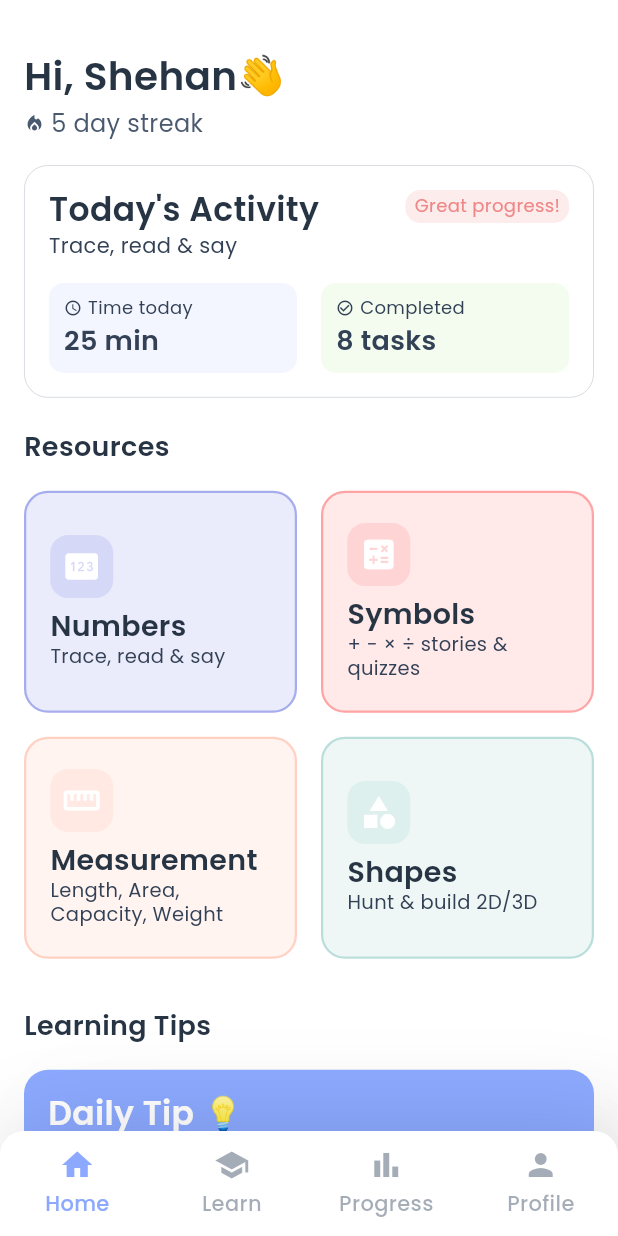
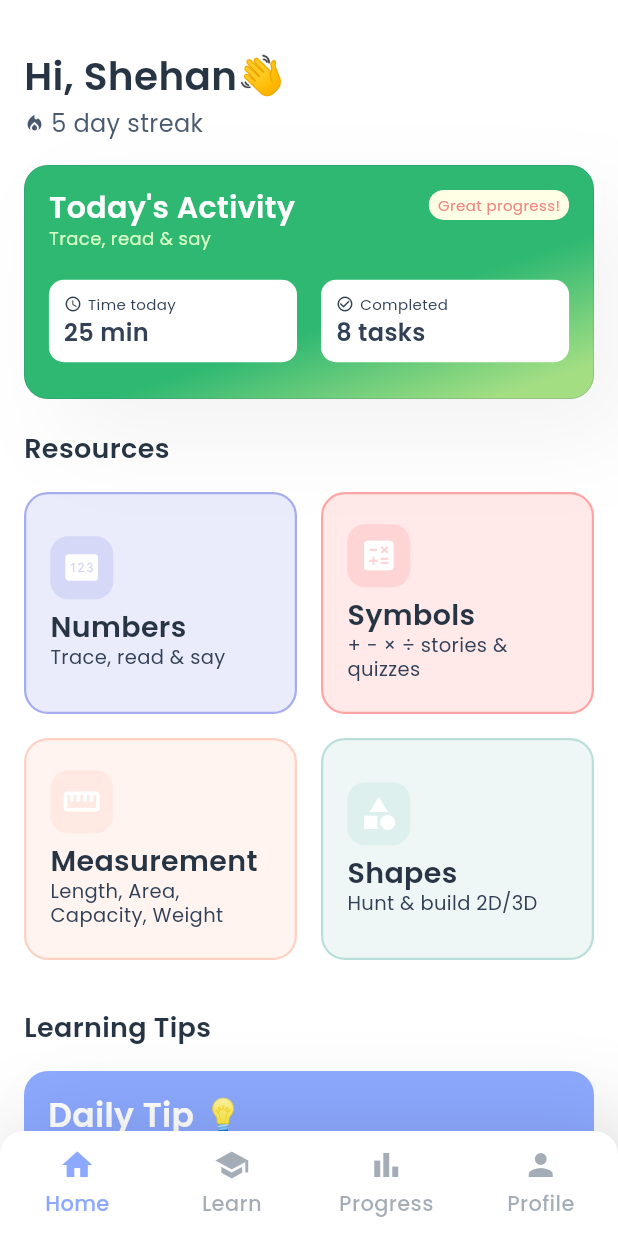
Before and after one commit to cynos28/ganithamithura, a Flutter app: the screen it shows after launch, on a phone screen of 412 x 824 dp. Run offline on Flutter 3.47's test engine with Material 3 defaults, Android fonts, the phone set to English and light mode, and no system bars; our stand-ins replace get, google_fonts, lottie, permission_handler, shared_preferences, speech_to_text.

Commit message:
today card progress

```diff
--- a/ganithamithura/lib/widgets/home/home_widgets.dart
+++ b/ganithamithura/lib/widgets/home/home_widgets.dart
@@ -107,13 +107,26 @@ class TodayActivityCard extends StatelessWidget {
   Widget build(BuildContext context) {
     return Container(
       width: double.infinity,
+      height: 156,
       decoration: BoxDecoration(
-        color: Colors.white,
-        border: Border.all(
-          color: const Color(AppColors.borderLight),
-          width: 0.6,
+        gradient: const LinearGradient(
+          begin: Alignment(0.50, 0.00),
+          end: Alignment(0.64, 1.00),
+          colors: [Color(0xFF2EB872), Color(0xFFA3DE83)],
         ),
         borderRadius: BorderRadius.circular(16),
+        border: Border.all(
+          width: 0.60,
+          color: const Color(0x3D49596D),
+        ),
+        boxShadow: const [
+          BoxShadow(
+            color: Color(0x0C000000),
+            blurRadius: 54,
+            offset: Offset(24, 26),
+            spreadRadius: 0,
+          ),
+        ],
       ),
       padding: const EdgeInsets.all(16),
       child: Column(
@@ -125,15 +138,16 @@ class TodayActivityCard extends StatelessWidget {
             crossAxisAlignment: CrossAxisAlignment.start,
             children: [
               // Title section
-              Column(
+              Expanded(
+                child: Column(
                   crossAxisAlignment: CrossAxisAlignment.start,
                   children: [
                     Text(
                       activityTitle,
                       style: const TextStyle(
-                      fontSize: 22,
+                        fontSize: 20,
                         fontWeight: FontWeight.w600,
-                      color: Color(AppColors.textBlack),
+                        color: Colors.white,
                         height: 1.2,
                       ),
                     ),
@@ -141,118 +155,140 @@ class TodayActivityCard extends StatelessWidget {
                     Text(
                       activitySubtitle,
                       style: const TextStyle(
-                      fontSize: 14,
+                        fontSize: 12,
                         fontWeight: FontWeight.w400,
-                      color: Color(AppColors.subText1),
-                      height: 1.3,
+                        color: Color(0xFFD9FFC5),
+                        height: 1.2,
                       ),
                     ),
                   ],
                 ),
+              ),
+              const SizedBox(width: 8),
               // Progress badge
               Container(
                 padding: const EdgeInsets.symmetric(horizontal: 6, vertical: 4),
                 decoration: BoxDecoration(
-                  color: const Color(AppColors.progressBadgeBg).withOpacity(0.16),
+                  color: const Color(0xFFFEFFE4),
                   borderRadius: BorderRadius.circular(10),
                 ),
                 child: Text(
                   progressBadge,
                   style: const TextStyle(
-                    fontSize: 12,
+                    fontSize: 10,
                     fontWeight: FontWeight.w400,
-                    color: Color(AppColors.progressBadgeText),
+                    color: Color(0xFFF08787),
                     height: 1.2,
                   ),
                 ),
               ),
             ],
           ),
-          const SizedBox(height: 16),
+          const SizedBox(height: 12),
           // Stats row
-          Row(
+          Expanded(
+            child: Row(
               children: [
                 // Time today card
                 Expanded(
-                child: _StatCard(
-                  icon: Icons.access_time,
-                  label: 'Time today',
-                  value: timeToday,
-                  backgroundColor: const Color(AppColors.timeCardBg).withOpacity(0.64),
+                  child: Container(
+                    padding: const EdgeInsets.all(10),
+                    decoration: BoxDecoration(
+                      color: Colors.white,
+                      borderRadius: BorderRadius.circular(10),
+                    ),
+                    child: Column(
+                      mainAxisSize: MainAxisSize.min,
+                      mainAxisAlignment: MainAxisAlignment.center,
+                      crossAxisAlignment: CrossAxisAlignment.start,
+                      children: [
+                        Row(
+                          children: [
+                            const Icon(
+                              Icons.access_time,
+                              size: 12,
+                              color: Color(0xFF334156),
+                            ),
+                            const SizedBox(width: 4),
+                            const Flexible(
+                              child: Text(
+                                'Time today',
+                                style: TextStyle(
+                                  fontSize: 10,
+                                  fontWeight: FontWeight.w400,
+                                  color: Color(0xFF334156),
+                                  height: 1.2,
+                                ),
+                                overflow: TextOverflow.ellipsis,
+                              ),
+                            ),
+                          ],
+                        ),
+                        const SizedBox(height: 4),
+                        Text(
+                          timeToday,
+                          style: const TextStyle(
+                            fontSize: 16,
+                            fontWeight: FontWeight.w600,
+                            color: Color(0xFF334156),
+                            height: 1.2,
+                          ),
+                        ),
+                      ],
+                    ),
                   ),
                 ),
                 const SizedBox(width: 16),
                 // Completed tasks card
                 Expanded(
-                child: _StatCard(
-                  icon: Icons.check_circle_outline,
-                  label: 'Completed',
-                  value: completedTasks,
-                  backgroundColor: const Color(AppColors.completedCardBg).withOpacity(0.64),
+                  child: Container(
+                    padding: const EdgeInsets.all(10),
+                    decoration: BoxDecoration(
+                      color: Colors.white,
+                      borderRadius: BorderRadius.circular(10),
+                    ),
+                    child: Column(
+                      mainAxisSize: MainAxisSize.min,
+                      mainAxisAlignment: MainAxisAlignment.center,
+                      crossAxisAlignment: CrossAxisAlignment.start,
+                      children: [
+                        Row(
+                          children: [
+                            const Icon(
+                              Icons.check_circle_outline,
+                              size: 12,
+                              color: Color(0xFF334156),
+                            ),
+                            const SizedBox(width: 4),
+                            const Flexible(
+                              child: Text(
+                                'Completed',
+                                style: TextStyle(
+                                  fontSize: 10,
+                                  fontWeight: FontWeight.w400,
+                                  color: Color(0xFF334156),
+                                  height: 1.2,
+                                ),
+                                overflow: TextOverflow.ellipsis,
                               ),
                             ),
                           ],
                         ),
-        ],
-      ),
-    );
-  }
-}
-
-/// Internal stat card widget
-class _StatCard extends StatelessWidget {
-  final IconData icon;
-  final String label;
-  final String value;
-  final Color backgroundColor;
-
-  const _StatCard({
-    required this.icon,
-    required this.label,
-    required this.value,
-    required this.backgroundColor,
-  });
-
-  @override
-  Widget build(BuildContext context) {
-    return Container(
-      padding: const EdgeInsets.all(10),
-      decoration: BoxDecoration(
-        color: backgroundColor,
-        borderRadius: BorderRadius.circular(10),
-      ),
-      child: Column(
-        crossAxisAlignment: CrossAxisAlignment.start,
-        children: [
-          // Icon and label
-          Row(
-            children: [
-              Icon(
-                icon,
-                size: 12,
-                color: const Color(AppColors.subText1),
-              ),
-              const SizedBox(width: 4),
+                        const SizedBox(height: 4),
                         Text(
-                label,
+                          completedTasks,
                           style: const TextStyle(
-                  fontSize: 12,
-                  fontWeight: FontWeight.w400,
-                  color: Color(AppColors.subText1),
+                            fontSize: 16,
+                            fontWeight: FontWeight.w600,
+                            color: Color(0xFF334156),
                             height: 1.2,
                           ),
                         ),
                       ],
                     ),
-          const SizedBox(height: 4),
-          // Value
-          Text(
-            value,
-            style: const TextStyle(
-              fontSize: 18,
-              fontWeight: FontWeight.w600,
-              color: Color(AppColors.subText1),
-              height: 1.2,
+                  ),
+                ),
+              ],
             ),
           ),
         ],
```
Lines whose indentation alone changed are shown as unchanged.
